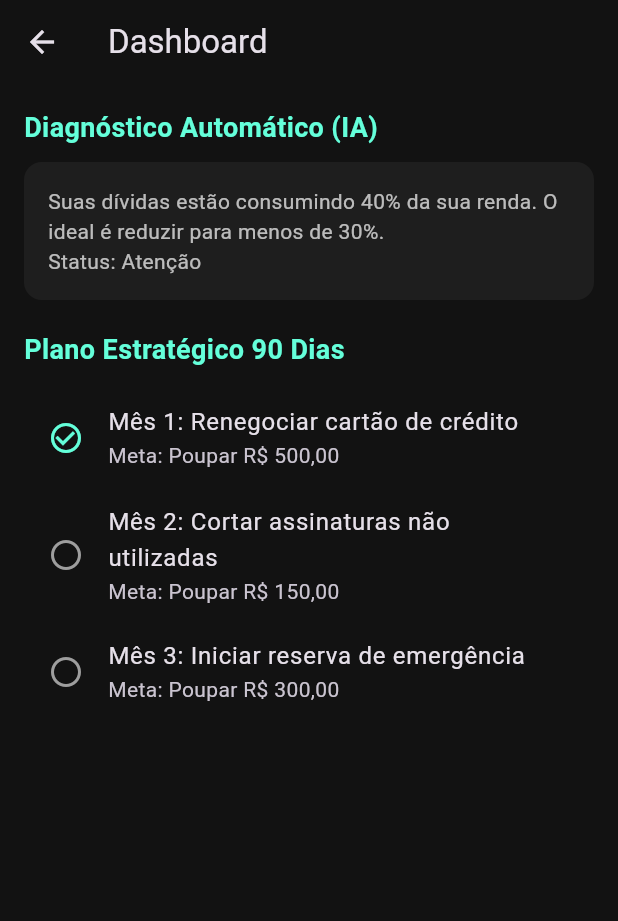
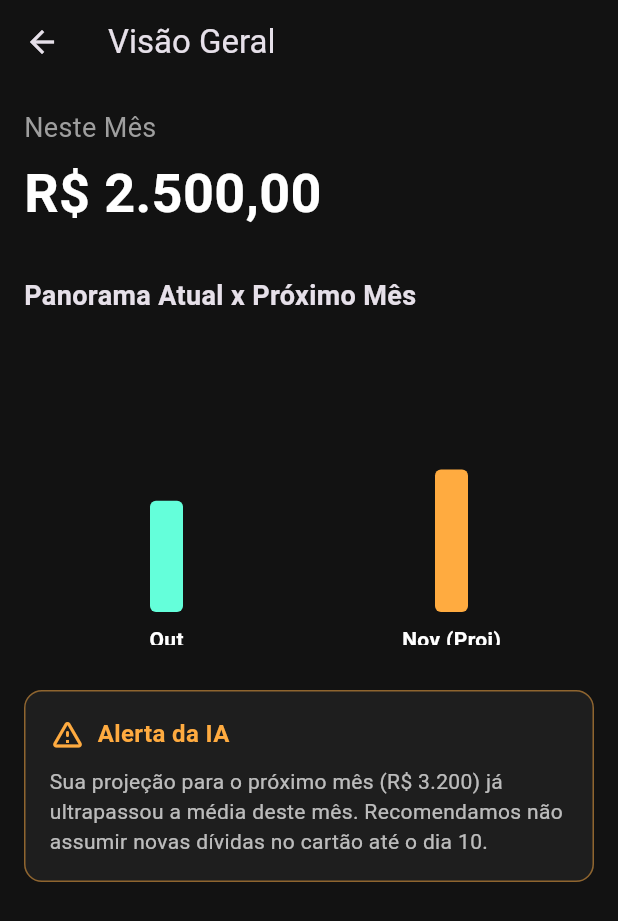
Before and after one commit to gilleal10/poupaai, a Flutter app: the DashboardScreen screen opened directly, on a phone screen of 412 x 824 dp. Shown: the top 921 px of the screen. Run offline on Flutter 3.47's test engine with Material 3 defaults, Android fonts, the phone set to English and light mode, and no system bars; drawn by our look-alikes of fl_chart.

Commit message:
Add files via upload

```diff
--- a/frontend/lib/screens/dashboard_screen.dart
+++ b/frontend/lib/screens/dashboard_screen.dart
@@ -1,4 +1,5 @@
 import 'package:flutter/material.dart';
+import 'package:fl_chart/fl_chart.dart';
 
 class DashboardScreen extends StatelessWidget {
   const DashboardScreen({super.key});
@@ -6,31 +7,92 @@ class DashboardScreen extends StatelessWidget {
   @override
   Widget build(BuildContext context) {
     return Scaffold(
-      appBar: AppBar(title: const Text('Dashboard'), backgroundColor: Colors.transparent, elevation: 0),
-      body: Padding(
+      appBar: AppBar(title: const Text('Visão Geral'), backgroundColor: Colors.transparent, elevation: 0),
+      body: SingleChildScrollView(
         padding: const EdgeInsets.all(16.0),
         child: Column(
-          crossAxisAlignment: CrossAxisAlignment.start,
+          crossAxisAlignment: CrossAxisAlignment.stretch,
           children: [
-            const Text('Diagnóstico Automático (IA)', style: TextStyle(fontSize: 18, fontWeight: FontWeight.bold, color: Colors.tealAccent)),
-            const SizedBox(height: 10),
+            const Text('Neste Mês', style: TextStyle(fontSize: 18, color: Colors.grey)),
+            const SizedBox(height: 5),
+            const Text('R\$ 2.500,00', style: TextStyle(fontSize: 36, fontWeight: FontWeight.bold, color: Colors.white)),
+            const SizedBox(height: 30),
+
+            const Text('Panorama Atual x Próximo Mês', style: TextStyle(fontSize: 18, fontWeight: FontWeight.bold)),
+            const SizedBox(height: 20),
+            SizedBox(
+              height: 200,
+              child: BarChart(
+                BarChartData(
+                  alignment: BarChartAlignment.spaceAround,
+                  maxY: 6000,
+                  barTouchData: BarTouchData(enabled: false),
+                  titlesData: FlTitlesData(
+                    show: true,
+                    bottomTitles: AxisTitles(
+                      sideTitles: SideTitles(
+                        showTitles: true,
+                        getTitlesWidget: (double value, TitleMeta meta) {
+                          const style = TextStyle(color: Colors.white, fontWeight: FontWeight.bold, fontSize: 14);
+                          String text;
+                          switch (value.toInt()) {
+                            case 0: text = 'Out'; break;
+                            case 1: text = 'Nov (Proj)'; break;
+                            default: text = ''; break;
+                          }
+                          return SideTitleWidget(axisSide: meta.axisSide, child: Text(text, style: style));
+                        },
+                      ),
+                    ),
+                    leftTitles: const AxisTitles(sideTitles: SideTitles(showTitles: false)),
+                    topTitles: const AxisTitles(sideTitles: SideTitles(showTitles: false)),
+                    rightTitles: const AxisTitles(sideTitles: SideTitles(showTitles: false)),
+                  ),
+                  gridData: const FlGridData(show: false),
+                  borderData: FlBorderData(show: false),
+                  barGroups: [
+                    BarChartGroupData(
+                      x: 0,
+                      barRods: [
+                        BarChartRodData(toY: 2500, color: Colors.tealAccent, width: 22, borderRadius: BorderRadius.circular(4)),
+                      ],
+                    ),
+                    BarChartGroupData(
+                      x: 1,
+                      barRods: [
+                        BarChartRodData(toY: 3200, color: Colors.orangeAccent, width: 22, borderRadius: BorderRadius.circular(4)),
+                      ],
+                    ),
+                  ],
+                ),
+              ),
+            ),
+            const SizedBox(height: 30),
             Container(
               padding: const EdgeInsets.all(16),
-              decoration: BoxDecoration(color: const Color(0xFF1E1E1E), borderRadius: BorderRadius.circular(12)),
-              child: const Text('Suas dívidas estão consumindo 40% da sua renda. O ideal é reduzir para menos de 30%.\nStatus: Atenção', style: TextStyle(color: Colors.white70)),
-            ),
-            const SizedBox(height: 20),
-            const Text('Plano Estratégico 90 Dias', style: TextStyle(fontSize: 18, fontWeight: FontWeight.bold, color: Colors.tealAccent)),
-            const SizedBox(height: 10),
-            Expanded(
-              child: ListView(
+              decoration: BoxDecoration(
+                color: const Color(0xFF1E1E1E),
+                borderRadius: BorderRadius.circular(12),
+                border: Border.all(color: Colors.orangeAccent.withOpacity(0.5)),
+              ),
+              child: Column(
+                crossAxisAlignment: CrossAxisAlignment.start,
                 children: const [
-                  ListTile(leading: Icon(Icons.check_circle_outline, color: Colors.tealAccent), title: Text('Mês 1: Renegociar cartão de crédito'), subtitle: Text('Meta: Poupar R\$ 500,00')),
-                  ListTile(leading: Icon(Icons.circle_outlined, color: Colors.grey), title: Text('Mês 2: Cortar assinaturas não utilizadas'), subtitle: Text('Meta: Poupar R\$ 150,00')),
-                  ListTile(leading: Icon(Icons.circle_outlined, color: Colors.grey), title: Text('Mês 3: Iniciar reserva de emergência'), subtitle: Text('Meta: Poupar R\$ 300,00')),
+                  Row(
+                    children: [
+                      Icon(Icons.warning_amber_rounded, color: Colors.orangeAccent),
+                      SizedBox(width: 8),
+                      Text('Alerta da IA', style: TextStyle(color: Colors.orangeAccent, fontWeight: FontWeight.bold, fontSize: 16)),
+                    ],
+                  ),
+                  SizedBox(height: 10),
+                  Text(
+                    'Sua projeção para o próximo mês (R\$ 3.200) já ultrapassou a média deste mês. Recomendamos não assumir novas dívidas no cartão até o dia 10.',
+                    style: TextStyle(color: Colors.white70),
+                  )
                 ],
               ),
-            ),
+            )
           ],
         ),
       ),
--- a/frontend/pubspec.yaml
+++ b/frontend/pubspec.yaml
@@ -13,6 +13,8 @@ dependencies:
   http: ^1.1.0
   image_picker: ^1.0.4
   file_picker: ^6.1.1
+  fl_chart: ^0.65.0
+  shared_preferences: ^2.2.2
 
 dev_dependencies:
   flutter_test:
```
Also changed, not shown: frontend/lib/main.dart (+8 -5 lines), frontend/lib/screens/login_screen.dart (added, +94 -0 lines), 4 other files.
